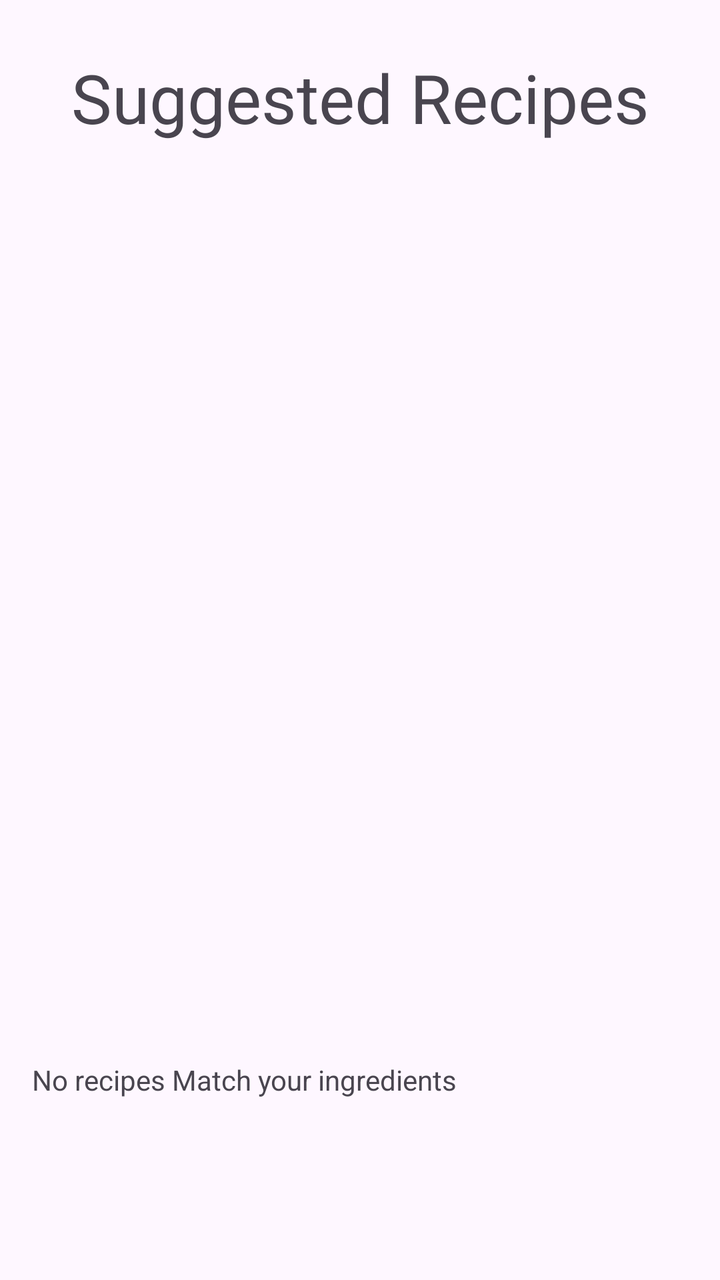
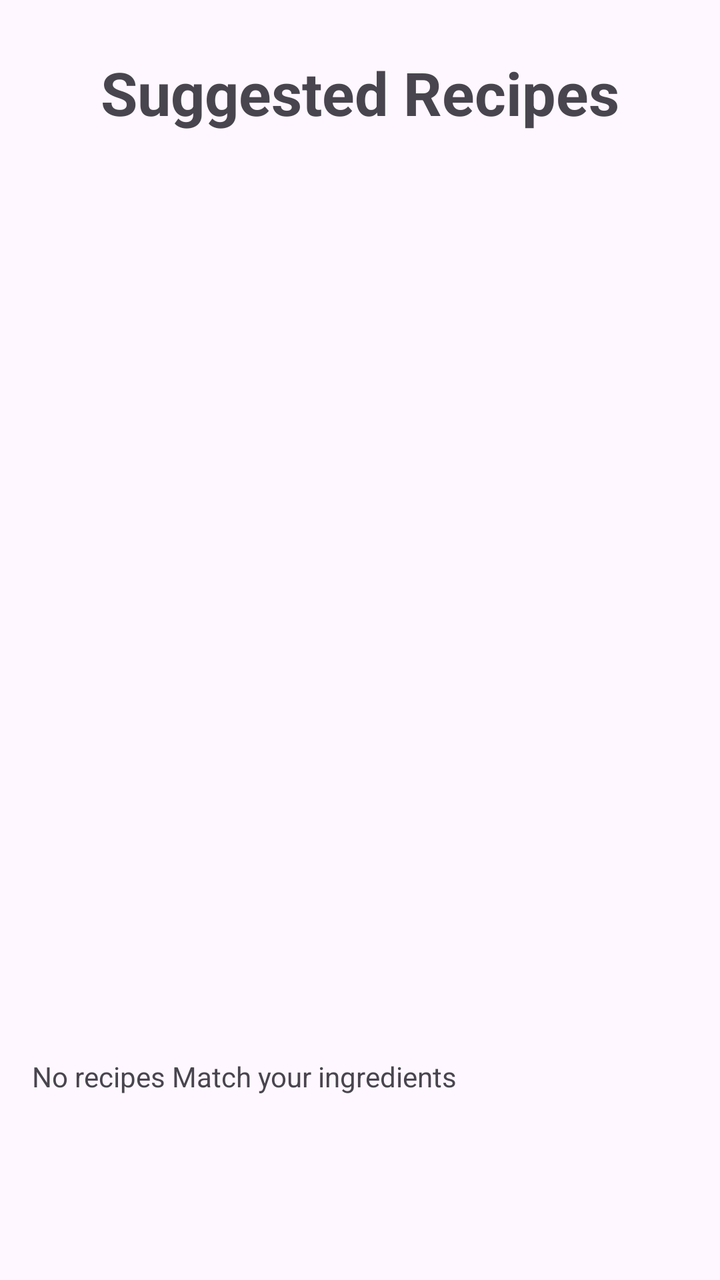

Compare the two renders of this Android layout. The source of the first and the diff that turns it into the second are given below.
<!-- AndroidManifest.xml: application theme Theme.SmartPantry -->
<!-- res/layout/suggested_recipes_screen.xml -->
<?xml version="1.0" encoding="utf-8"?>
<LinearLayout xmlns:android="http://schemas.android.com/apk/res/android"
    android:layout_width="match_parent"
    android:layout_height="match_parent"
    android:orientation="vertical"
    android:padding="16dp">

    <TextView
        android:id="@+id/textView4"
        android:layout_width="match_parent"
        android:layout_height="wrap_content"
        android:layout_weight="0"
        android:padding="10sp"
        android:text="Suggested Recipes"
        android:textAlignment="center"
        android:textSize="34sp" />

    <androidx.recyclerview.widget.RecyclerView
        android:id="@+id/recyclerView"
        android:layout_width="match_parent"
        android:layout_height="300dp"
        android:layout_weight="2" />

    <TextView
        android:id="@+id/textView5"
        android:layout_width="match_parent"
        android:layout_height="wrap_content"
        android:layout_weight="1"
        android:text="No recipes Match your ingredients" />

</LinearLayout>
<!-- resources referenced by this layout -->
<resources>
  <style name="Theme.SmartPantry" parent="Base.Theme.SmartPantry" />
  <style name="Base.Theme.SmartPantry" parent="Theme.Material3.DayNight.NoActionBar">
          
          
      </style>
</resources>

<!-- the commit's change to res/layout/suggested_recipes_screen.xml (unified diff, before → after) -->
@@ -13,7 +13,8 @@
         android:padding="10sp"
         android:text="Suggested Recipes"
         android:textAlignment="center"
-        android:textSize="34sp" />
+        android:textSize="30sp"
+        android:textStyle="bold" />
 
     <androidx.recyclerview.widget.RecyclerView
         android:id="@+id/recyclerView"
